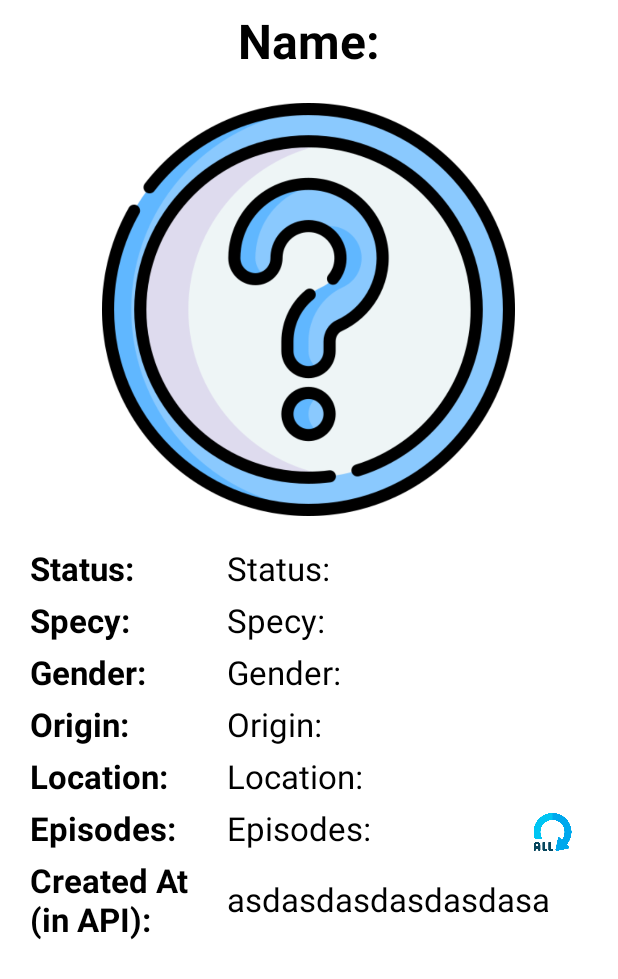
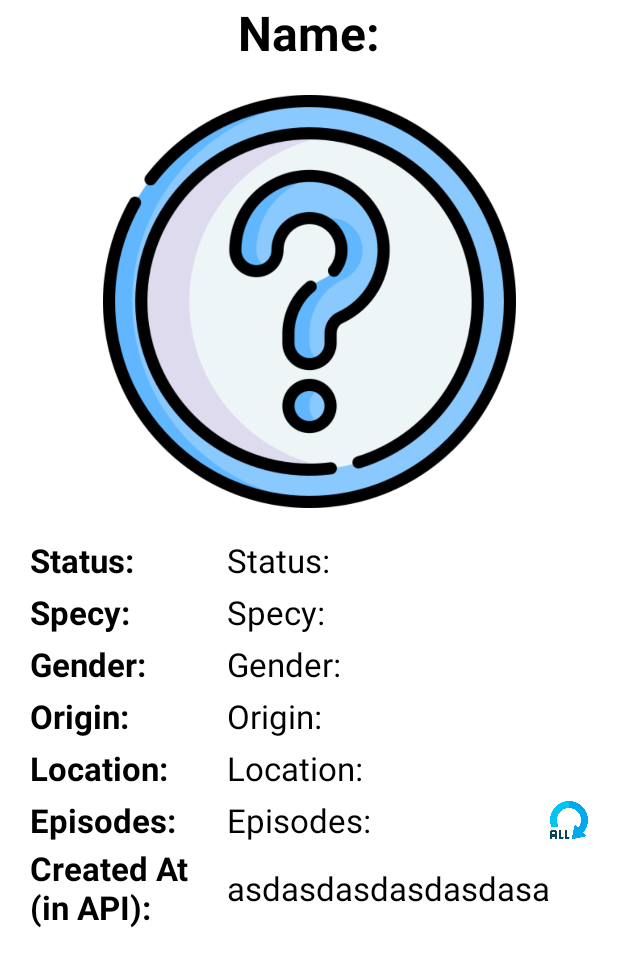
Before and after one commit to fcatadev/RickAndMortyApp, an Android app: the layout fragment_character_detail.xml on its own in the app's theme, with its tools: preview values and no code run, on a phone screen of 412 x 824 dp. Shown: the top 979 px of the screen. Run offline under Robolectric (Android 15) with nearby library versions, the phone set to English and light mode, and no system bars; network calls fail.

Commit message:
- Added "Show all" feature to "Episodes" section shown on detail page.

```diff
--- a/app/src/main/java/com/fcadev/rickandmortyapp/ui/view/characterDetail/CharacterDetailFragment.kt
+++ b/app/src/main/java/com/fcadev/rickandmortyapp/ui/view/characterDetail/CharacterDetailFragment.kt
@@ -38,20 +38,16 @@ class CharacterDetailFragment : Fragment() {
                 .centerCrop()
                 .into(binding.ivCharacterDetailImage)
 
-            val editEpisode = if (args.characterEpisodes.toString().length > 20){
-                args.characterEpisodes.toString().substring(0, 20) + "..."
+            val editEpisode = if (args.characterEpisodes.toString().length > 19){
+                args.characterEpisodes.toString().substring(0, 19) + "..."
             }else {
                 args.characterEpisodes.toString()
             }
 
-            if (args.characterEpisodes.toString().length > 20){
+            if (args.characterEpisodes.toString().length > 19){
                 binding.ivAllButton.visibility = View.VISIBLE
             }else {
                 binding.ivAllButton.visibility = View.GONE
-            }
-
-            binding.ivAllButton.setOnClickListener {
-
             }
 
             binding.tvCharacterDetailName.text = args.characterName.toString()
@@ -62,6 +58,11 @@ class CharacterDetailFragment : Fragment() {
             binding.tvLocationContent.text = args.characterLocation.toString()
             binding.tvSpecyContent.text = args.characterSpecy.toString()
             binding.tvEpisodesContent.text = editEpisode
+
+            binding.ivAllButton.setOnClickListener {
+                binding.tvEpisodesContent.text = args.characterEpisodes.toString()
+                binding.ivAllButton.visibility = View.GONE
+            }
         }
     }
 }
--- a/app/src/main/res/layout/fragment_character_detail.xml
+++ b/app/src/main/res/layout/fragment_character_detail.xml
@@ -1,5 +1,5 @@
 <?xml version="1.0" encoding="utf-8"?>
-<LinearLayout xmlns:android="http://schemas.android.com/apk/res/android"
+<androidx.constraintlayout.widget.ConstraintLayout xmlns:android="http://schemas.android.com/apk/res/android"
     xmlns:app="http://schemas.android.com/apk/res-auto"
     xmlns:tools="http://schemas.android.com/tools"
     android:layout_width="match_parent"
@@ -12,11 +12,13 @@
         android:layout_width="wrap_content"
         android:layout_height="wrap_content"
         android:layout_gravity="center"
-        android:layout_marginTop="5dp"
         android:text="@string/name"
         android:textColor="@color/black"
         android:textSize="32sp"
-        android:textStyle="bold" />
+        android:textStyle="bold"
+        app:layout_constraintEnd_toEndOf="parent"
+        app:layout_constraintStart_toStartOf="parent"
+        app:layout_constraintTop_toTopOf="parent"/>
 
     <ImageView
         android:id="@+id/ivCharacterDetailImage"
@@ -25,14 +27,28 @@
         android:layout_gravity="center"
         android:layout_marginHorizontal="50dp"
         android:layout_marginVertical="20dp"
-        android:src="@drawable/unknown" />
+        android:src="@drawable/unknown"
+        app:layout_constraintEnd_toEndOf="parent"
+        app:layout_constraintStart_toStartOf="parent"
+        app:layout_constraintTop_toBottomOf="@+id/tvCharacterDetailName" />
+
+    <androidx.core.widget.NestedScrollView
+        android:layout_width="match_parent"
+        android:layout_height="0dp"
+        android:layout_marginHorizontal="20dp"
+        android:layout_marginVertical="20dp"
+        app:layout_constraintBottom_toBottomOf="parent"
+        app:layout_constraintEnd_toEndOf="parent"
+        app:layout_constraintStart_toStartOf="parent"
+        app:layout_constraintTop_toBottomOf="@+id/ivCharacterDetailImage">
 
         <androidx.constraintlayout.widget.ConstraintLayout
             android:id="@+id/llBaseLayout"
             android:layout_width="match_parent"
             android:layout_height="wrap_content"
-        android:layout_marginHorizontal="20dp"
-        android:layout_marginBottom="20dp">
+            app:layout_constraintEnd_toEndOf="parent"
+            app:layout_constraintStart_toStartOf="parent"
+            app:layout_constraintTop_toBottomOf="@+id/ivCharacterDetailImage">
 
             <LinearLayout
                 android:id="@+id/llDetailHeaders"
@@ -169,36 +185,38 @@
                     android:textColor="@color/black"
                     android:textSize="22sp" />
 
-            <LinearLayout
+                <androidx.constraintlayout.widget.ConstraintLayout
                     android:layout_width="match_parent"
                     android:layout_height="match_parent"
-                android:orientation="horizontal"
-                android:layout_weight="10">
+                    android:orientation="horizontal">
 
                     <TextView
                         android:id="@+id/tvEpisodesContent"
                         android:layout_width="0dp"
                         android:layout_height="wrap_content"
-                    android:layout_weight="9"
-                    android:layout_marginBottom="5dp"
                         android:text="@string/episodes"
                         android:textColor="@color/black"
-                    android:textSize="22sp" />
+                        android:textSize="22sp"
+                        app:layout_constraintBottom_toBottomOf="parent"
+                        app:layout_constraintStart_toStartOf="parent"
+                        app:layout_constraintTop_toTopOf="parent" />
 
                     <ImageView
                         android:id="@+id/ivAllButton"
                         android:layout_width="25dp"
                         android:layout_height="25dp"
-                    android:layout_weight="1"
                         android:layout_gravity="center_vertical"
-                    android:src="@drawable/all" />
+                        android:src="@drawable/all"
+                        app:layout_constraintBottom_toBottomOf="parent"
+                        app:layout_constraintEnd_toEndOf="parent"
+                        app:layout_constraintTop_toTopOf="parent" />
 
-            </LinearLayout>
+                </androidx.constraintlayout.widget.ConstraintLayout>
 
 
             </LinearLayout>
 
-        <LinearLayout
+            <androidx.constraintlayout.widget.ConstraintLayout
                 android:layout_width="match_parent"
                 android:layout_height="match_parent"
                 app:layout_constraintBottom_toBottomOf="parent"
@@ -213,7 +231,10 @@
                     android:text="@string/created_at_n_in_api"
                     android:textColor="@color/black"
                     android:textSize="22sp"
-                android:textStyle="bold" />
+                    android:textStyle="bold"
+                    app:layout_constraintBottom_toBottomOf="parent"
+                    app:layout_constraintStart_toStartOf="parent"
+                    app:layout_constraintTop_toTopOf="parent" />
 
 
                 <TextView
@@ -224,10 +245,17 @@
                     android:layout_marginStart="20dp"
                     android:text="asdasdasdasdasdasa"
                     android:textColor="@color/black"
-                android:textSize="22sp" />
-
-        </LinearLayout>
+                    android:textSize="22sp"
+                    app:layout_constraintBottom_toBottomOf="parent"
+                    app:layout_constraintStart_toEndOf="@+id/tvCreatedAt"
+                    app:layout_constraintTop_toTopOf="parent" />
 
             </androidx.constraintlayout.widget.ConstraintLayout>
 
-</LinearLayout>
+        </androidx.constraintlayout.widget.ConstraintLayout>
+
+    </androidx.core.widget.NestedScrollView>
+
+
+
+</androidx.constraintlayout.widget.ConstraintLayout>
```
Lines whose indentation alone changed are shown as unchanged.
